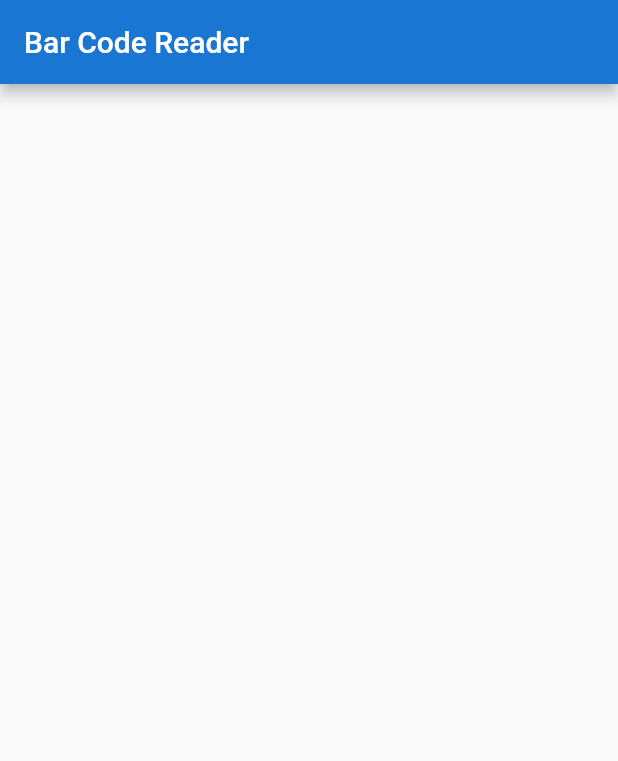
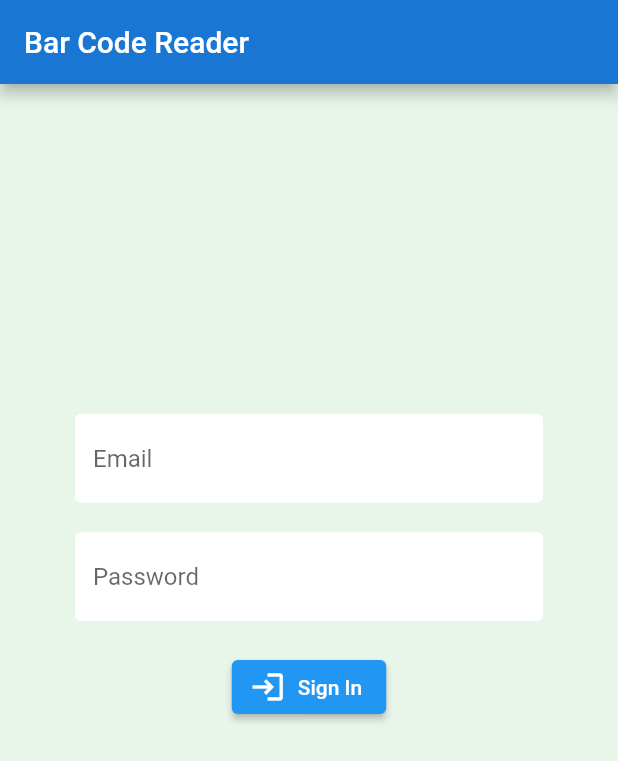
Before and after one commit to pasindu07/flutter-barcode, a Flutter app: the screen it shows after launch, on a phone screen of 412 x 824 dp. Shown: the top 761 px of the screen. Run offline on Flutter 3.47's test engine with Material 2 defaults, Android fonts, the phone set to English and light mode, and no system bars; our stand-ins replace firebase_auth, firebase_core; accounts and stored records are empty.

Commit message:
done front

```diff
--- a/lib/screens/authenticate/signIn.dart
+++ b/lib/screens/authenticate/signIn.dart
@@ -1,6 +1,6 @@
 import 'package:barcode/services/auth.dart';
 import 'package:flutter/material.dart';
-
+import 'package:barcode/shared/constant.dart';
 
 
 
@@ -16,15 +16,57 @@ class _SignInState extends State<SignIn> {
 
   final AuthService _auth = AuthService();
   final _formKey = GlobalKey<FormState>();
+
   bool loading = false;
+
+  //text field var
+  String email = '';
+  String password = '';
+  String error = '';
 
   @override
   Widget build(BuildContext context) {
     return Scaffold(
+      backgroundColor: Colors.green[50],
       appBar: AppBar(
         backgroundColor: Colors.blue[700],
         title: Text('Bar Code Reader'),
       ),
+      body: Container(
+        margin: EdgeInsets.fromLTRB(0.0, 200.0, 0.0, 0.0),
+        padding: EdgeInsets.symmetric(horizontal:50.0,vertical:20.0),
+        child: Form(
+          key: _formKey,
+          child:Column(
+            children: <Widget>[
+              TextFormField(
+                decoration: textInputDecoration.copyWith(hintText:'Email'),
+                validator: (value) => value.isEmpty?'Enter an Email':null,
+                onChanged: (value) {
+                  setState(() {
+                    email = value;
+                  });
+                },
+              ),
+              SizedBox(height:20.0),
+              TextFormField(
+                decoration: textInputDecoration.copyWith(hintText:'Password'),
+                validator: (value) => value.isEmpty?'Enter The Password':null,
+                onChanged: (value) {
+                  setState(() {
+                    password = value;
+                  });
+                },
+              ),
+              SizedBox(height:20.0),
+              ElevatedButton.icon(
+                onPressed: (){},
+                icon: Icon(Icons.login),
+                label: Text('Sign In'),
+              ),
+          ],),
+        ),
+      ),
     );
   }
 }
```
